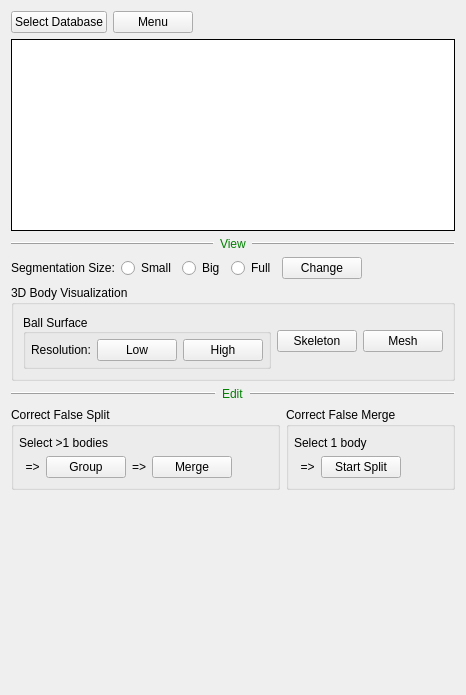
Above: neurolabi/gui/flyem/flyemproofcontrolform.ui from janelia-flyem/NeuTu before the change. Below: the same form after it.
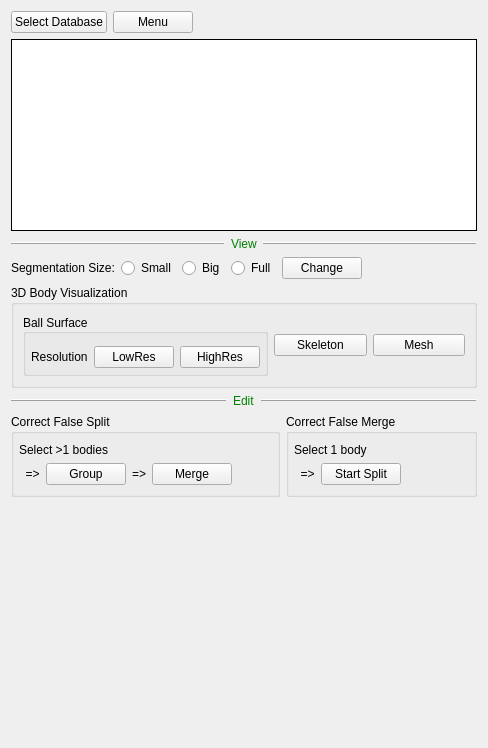
That is the form after the change. Custom widgets are drawn as their Qt base class.

```diff
--- a/neurolabi/gui/flyem/flyemproofcontrolform.ui
+++ b/neurolabi/gui/flyem/flyemproofcontrolform.ui
@@ -6,13 +6,16 @@
    <rect>
     <x>0</x>
     <y>0</y>
-    <width>455</width>
-    <height>695</height>
+    <width>488</width>
+    <height>748</height>
    </rect>
   </property>
   <property name="windowTitle">
    <string>Form</string>
   </property>
+  <property name="styleSheet">
+   <string notr="true"/>
+  </property>
   <layout class="QVBoxLayout" name="verticalLayout_4">
    <item>
     <layout class="QHBoxLayout" name="topHorizontalLayout">
@@ -176,6 +179,9 @@
    </item>
    <item>
     <widget class="QGroupBox" name="groupBox_3">
+     <property name="styleSheet">
+      <string notr="true"/>
+     </property>
      <property name="title">
       <string>3D Body Visualization</string>
      </property>
@@ -205,7 +211,7 @@
           <number>5</number>
          </property>
          <property name="topMargin">
-          <number>5</number>
+          <number>12</number>
          </property>
          <property name="rightMargin">
           <number>5</number>
@@ -215,8 +221,11 @@
          </property>
          <item>
           <widget class="QLabel" name="label_8">
+           <property name="styleSheet">
+            <string notr="true">QGroupBox {  border: 1px solid gray; border-radius: 3px; margin-top: 2ex;}</string>
+           </property>
            <property name="text">
-            <string>Resolution:</string>
+            <string>Resolution</string>
            </property>
           </widget>
          </item>
@@ -226,7 +235,7 @@
             <string>3D body visualization (low resolution)</string>
            </property>
            <property name="text">
-            <string>Low</string>
+            <string>LowRes</string>
            </property>
           </widget>
          </item>
@@ -236,7 +245,7 @@
             <string>3D body visualization (high resolution)</string>
            </property>
            <property name="text">
-            <string>High</string>
+            <string>HighRes</string>
            </property>
           </widget>
          </item>
@@ -316,6 +325,9 @@
     <layout class="QHBoxLayout" name="horizontalLayout_9">
      <item>
       <widget class="QGroupBox" name="groupBox">
+       <property name="styleSheet">
+        <string notr="true"/>
+       </property>
        <property name="title">
         <string>Correct False Split</string>
        </property>
@@ -389,6 +401,9 @@
      </item>
      <item>
       <widget class="QGroupBox" name="groupBox_2">
+       <property name="styleSheet">
+        <string notr="true"/>
+       </property>
        <property name="title">
         <string>Correct False Merge</string>
        </property>
```
